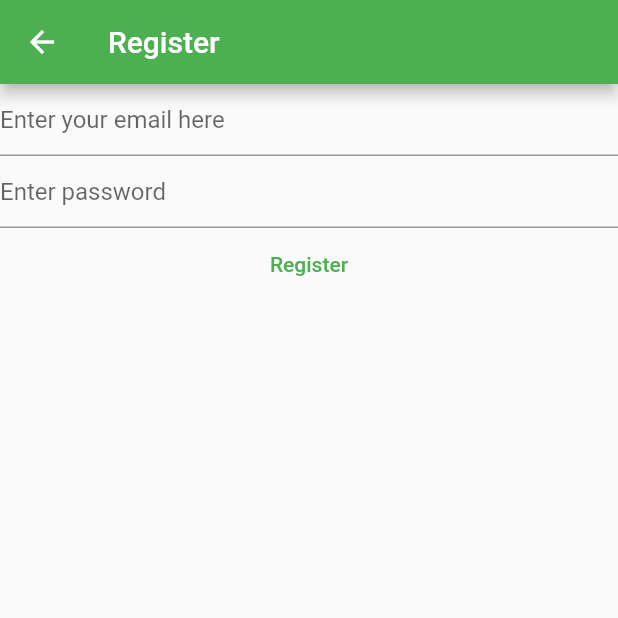
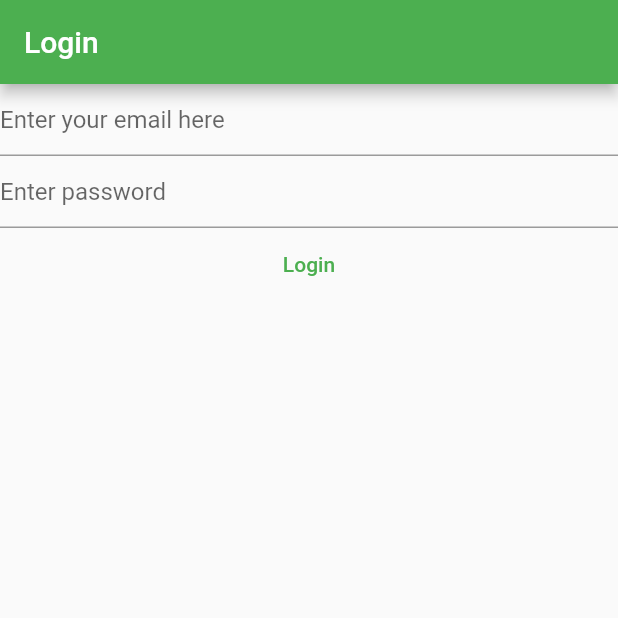
Before and after one commit to kusham/privertenotes, a Flutter app: the LoginView screen opened directly, on a phone screen of 412 x 824 dp, the top half of it. Run offline on Flutter 3.47's test engine with Material 2 defaults, Android fonts, the phone set to English and light mode, and no system bars; our stand-ins replace firebase_auth, firebase_core; accounts and stored records are empty; network calls fail.

Commit message:
import login view

```diff
--- a/lib/main.dart
+++ b/lib/main.dart
@@ -1,6 +1,7 @@
 import 'package:firebase_core/firebase_core.dart';
 import 'package:flutter/material.dart';
 import 'package:firebase_auth/firebase_auth.dart';
+import 'package:privertenotes/Views/login_view.dart';
 import 'package:privertenotes/firebase_options.dart';
 
 void main() {
@@ -8,7 +9,7 @@
   runApp(MaterialApp(
     title: 'Flutter Demo',
     theme: ThemeData(primarySwatch: Colors.green),
-    home: const RegisterView(),
+    home: const LoginView(),
   ));
 }
 
@@ -20,20 +21,7 @@
 }
 
 class _RegisterViewState extends State<RegisterView> {
-  @override
-  Widget build(BuildContext context) {
-    return Container();
-  }
-}
 
-class LoginView extends StatefulWidget {
-  const LoginView({Key? key}) : super(key: key);
-
-  @override
-  State<LoginView> createState() => _LoginViewState();
-}
-
-class _LoginViewState extends State<LoginView> {
   late final TextEditingController _email;
   late final TextEditingController _password;
 
@@ -51,7 +39,7 @@
     super.dispose();
   }
 
-  @override
+ @override
   Widget build(BuildContext context) {
     return Scaffold(
       appBar: AppBar(title: const Text("Register")),
```
